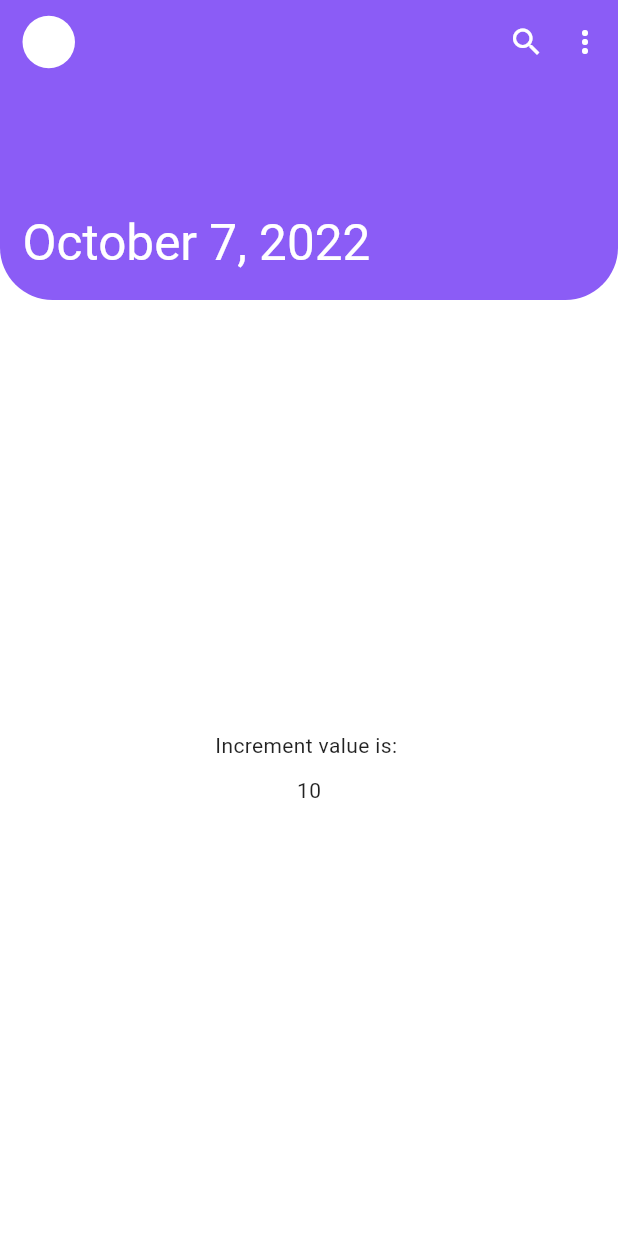
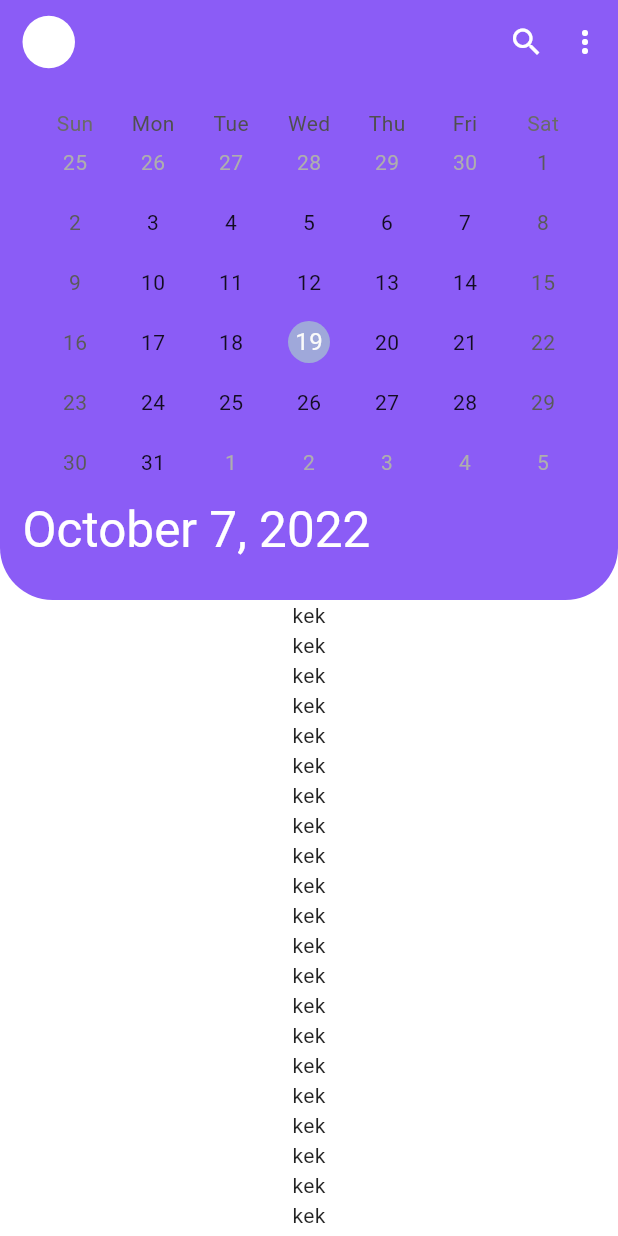
Before and after one commit to plushevyj/mooddiary, a Flutter app: the screen it shows after launch, on a phone screen of 412 x 824 dp. Run offline on Flutter 3.47's test engine with Material 2 defaults, Android fonts, the phone set to English and light mode, and no system bars; drawn by our look-alikes of table_calendar; our stand-ins replace google_fonts.

Commit message:
Добавляет сливер

```diff
--- a/lib/layout/style.dart
+++ b/lib/layout/custom_colors.dart
@@ -1,3 +1,3 @@
 import 'package:flutter/material.dart' show Color;
 
-Color appBarColor = const Color(0xFF8B5CF6);
+const appBarColor = Color(0xFF8B5CF6);
--- a/lib/screens/home.dart
+++ b/lib/screens/home.dart
@@ -1,7 +1,8 @@
 import 'package:flutter/material.dart';
 import 'package:google_fonts/google_fonts.dart';
+import 'package:table_calendar/table_calendar.dart';
 
-import '/layout/style.dart' as custom_colors;
+import '/layout/custom_colors.dart' as custom_colors;
 
 class HomeScreen extends StatefulWidget {
   const HomeScreen({Key? key}) : super(key: key);
@@ -19,42 +20,17 @@ class _HomeScreenState extends State<HomeScreen> {
     super.initState();
   }
 
-  double get _horizontalTitlePadding {
-    const kBasePadding = 15.0;
-    const kMultiplier = 0.5;
-    const kExpandedHeight = 200;
-
-    if (_scrollController.hasClients) {
-      if (_scrollController.offset < (kExpandedHeight / 2)) {
-        // In case 50%-100% of the expanded height is viewed
-        return kBasePadding;
-      }
-
-      if (_scrollController.offset > (kExpandedHeight - kToolbarHeight)) {
-        // In case 0% of the expanded height is viewed
-        return (kExpandedHeight / 2 - kToolbarHeight) * kMultiplier +
-            kBasePadding;
-      }
-
-      // In case 0%-50% of the expanded height is viewed
-      return (_scrollController.offset - (kExpandedHeight / 2)) * kMultiplier +
-          kBasePadding;
-    }
-
-    return kBasePadding;
-  }
-
   @override
   Widget build(BuildContext context) {
     return Scaffold(
       backgroundColor: const Color(0xFFFFFFFF),
       body: CustomScrollView(
+        controller: _scrollController,
         slivers: [
           SliverAppBar(
             pinned: true,
-            floating: true,
             collapsedHeight: 70,
-            expandedHeight: 200,
+            expandedHeight: 400,
             backgroundColor: custom_colors.appBarColor,
             leading: const Padding(
               padding: EdgeInsets.only(left: 15),
@@ -62,15 +38,28 @@ class _HomeScreenState extends State<HomeScreen> {
             ),
             leadingWidth: 50,
             flexibleSpace: FlexibleSpaceBar(
-              titlePadding: EdgeInsets.symmetric(
-                  vertical: 16.0, horizontal: _horizontalTitlePadding),
-              // centerTitle: true,
+              titlePadding:
+                  EdgeInsets.only(bottom: 25, left: _horizontalTitlePadding, right: _horizontalTitlePadding),
               title: Text(
                 'October 7, 2022',
                 style: GoogleFonts.readexPro(color: const Color(0xFFFFFFFF)),
               ),
+              background: Center(
+                child: Padding(
+                  padding:
+                      const EdgeInsets.symmetric(horizontal: 24, vertical: 50),
+                  child: TableCalendar(
+                    currentDay: DateTime.now(),
+                    focusedDay: DateTime.now(),
+                    firstDay: DateTime(2020, 1, 1),
+                    lastDay: DateTime(2025, 12, 31),
+                    headerVisible: false,
+                    rowHeight: 40,
+
+                  ),
+                ),
+              ),
             ),
-            centerTitle: true,
             actions: const [
               Icon(Icons.search, color: Color(0xFFFFFFFF)),
               SizedBox(width: 15),
@@ -84,14 +73,11 @@ class _HomeScreenState extends State<HomeScreen> {
             ),
           ),
           SliverFillRemaining(
+            hasScrollBody: false,
             child: Center(
               child: Column(
                 mainAxisAlignment: MainAxisAlignment.center,
-                children: const [
-                  Text('Increment value is: '),
-                  SizedBox(height: 10),
-                  Text('10'),
-                ],
+                children: [for (int i = 0; i < 50; i++) const Text('kek')],
               ),
             ),
           )
@@ -99,4 +85,26 @@ class _HomeScreenState extends State<HomeScreen> {
       ),
     );
   }
+
+  double get _horizontalTitlePadding {
+    const kBasePadding = 15.0;
+    const kMultiplier = 0.8;
+    const kExpandedHeight = 370;
+
+    if (_scrollController.hasClients) {
+      // In case 50%-100% of the expanded height is viewed
+      if (_scrollController.offset < (kExpandedHeight / 2)) {
+        return kBasePadding;
+      }
+      // In case 0% of the expanded height is viewed
+      if (_scrollController.offset > (kExpandedHeight - kToolbarHeight)) {
+        return (kExpandedHeight / 2 - kToolbarHeight) * kMultiplier +
+            kBasePadding;
+      }
+      // In case 0%-50% of the expanded height is viewed
+      return (_scrollController.offset - (kExpandedHeight / 2)) * kMultiplier +
+          kBasePadding;
+    }
+    return kBasePadding;
+  }
 }
--- a/pubspec.yaml
+++ b/pubspec.yaml
@@ -32,6 +32,7 @@ dependencies:
   flutter:
     sdk: flutter
   google_fonts: ^3.0.1
+  table_calendar: ^3.0.7
 
 
   # The following adds the Cupertino Icons font to your application.
```
Also changed, not shown: pubspec.lock.
